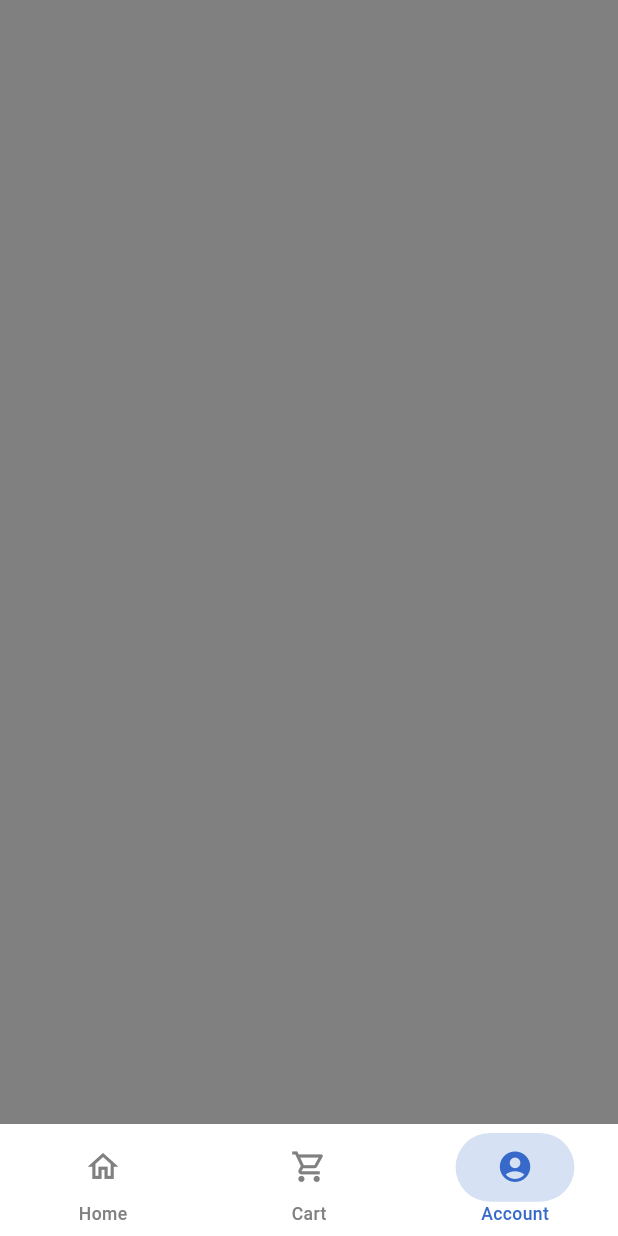
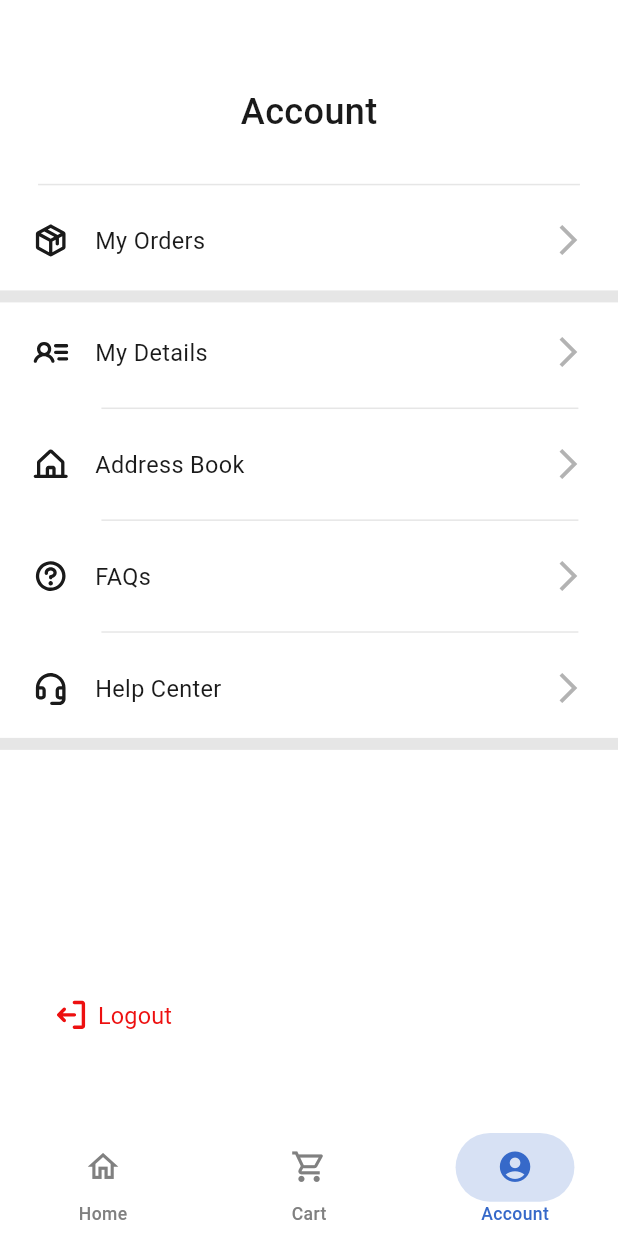
Before and after one commit to Elhaw2003/e-commerce-app, a Flutter app: the MainHomeScreen screen opened by its route, item 3 of the bottom bar chosen, on a phone screen of 412 x 824 dp. Run offline on Flutter 3.47's test engine with Material 3 defaults, Android fonts, the phone set to English and light mode, and no system bars; our stand-ins replace flutter_screenutil, flutter_svg, go_router, google_fonts.

Commit message:
account screen as design finished

```diff
--- a/lib/core/utilities/app_texts.dart
+++ b/lib/core/utilities/app_texts.dart
@@ -30,4 +30,10 @@ class AppTexts{
   static const String  goToCheckout = "Go To Checkout";
   static const String  addToCart = "Add to Cart";
   static const String  myCart = "My Cart";
+  static const String  myOrders = "My Orders";
+  static const String  myDetails = "My Details";
+  static const String  addressBook = "Address Book";
+  static const String  fAQs = "FAQs";
+  static const String  helpCenter = "Help Center";
+  static const String  logout = "Logout";
 }
--- a/lib/core/widgets/custom_divider_widget.dart
+++ b/lib/core/widgets/custom_divider_widget.dart
@@ -1,12 +1,17 @@
 import 'package:e_commerce_app/core/utilities/app_colors.dart';
+import 'package:e_commerce_app/core/utilities/app_text_style.dart';
 import 'package:flutter/material.dart';
 
 class CustomDividerWidget extends StatelessWidget {
-  const CustomDividerWidget({super.key, required this.thickness});
+  const CustomDividerWidget({super.key, required this.thickness, this.endIndent, this.indent});
   final double thickness ;
+  final double? endIndent ;
+  final double? indent ;
   @override
   Widget build(BuildContext context) {
     return Divider(
+      endIndent: endIndent,
+      indent: indent,
       color: AppColors.borderTextFieldColor,
       thickness: thickness,
     );
--- /dev/null
+++ b/lib/features/account/presentation/view/account_screen.dart
@@ -0,0 +1,11 @@
+import 'package:e_commerce_app/features/account/presentation/view/widgets/account_body.dart';
+import 'package:flutter/material.dart';
+
+class AccountScreen extends StatelessWidget {
+  const AccountScreen({super.key});
+
+  @override
+  Widget build(BuildContext context) {
+    return const AccountBody();
+  }
+}
--- /dev/null
+++ b/lib/features/account/presentation/view/widgets/account_body.dart
@@ -0,0 +1,37 @@
+import 'package:e_commerce_app/core/widgets/custom_divider_widget.dart';
+import 'package:e_commerce_app/features/account/presentation/view/widgets/item_account_widget.dart';
+import 'package:e_commerce_app/features/account/presentation/view/widgets/log_out_button.dart';
+import 'package:e_commerce_app/generated/assets.dart';
+import 'package:flutter/material.dart';
+import 'package:flutter_screenutil/flutter_screenutil.dart';
+import '../../../../../core/utilities/app_text_style.dart';
+import '../../../../../core/utilities/app_texts.dart';
+import '../../../../../core/widgets/spacing_widget.dart';
+class AccountBody extends StatelessWidget {
+  const AccountBody({super.key});
+  @override
+  Widget build(BuildContext context) {
+    return Column(
+      crossAxisAlignment: CrossAxisAlignment.start,
+      children: [
+        const HeightSpacing(height: 59),
+        Center(child: Text(AppTexts.account,style: AppTextStyle.blackW500Size16ReadexPro.copyWith(fontSize: 24),)),
+        const HeightSpacing(height: 24),
+        CustomDividerWidget(thickness: 1,indent: 24.w,endIndent: 24.w,),
+        const ItemAccountWidget(svgImage: Assets.svgImagesBox, title: AppTexts.myOrders),
+        const CustomDividerWidget(thickness: 8),
+        const ItemAccountWidget(svgImage: Assets.svgImagesDetails, title: AppTexts.myDetails),
+        CustomDividerWidget(thickness: 1,indent: 64.w,endIndent: 25.w,),
+        const ItemAccountWidget(svgImage: Assets.svgImagesAddress, title: AppTexts.addressBook),
+        CustomDividerWidget(thickness: 1,indent: 64.w,endIndent: 25.w,),
+        const ItemAccountWidget(svgImage: Assets.svgImagesQuestion, title: AppTexts.fAQs),
+        CustomDividerWidget(thickness: 1,indent: 64.w,endIndent: 25.w,),
+        ItemAccountWidget(svgImage: Assets.svgImagesHeadphones, title: AppTexts.helpCenter,onTap:(){} ,),
+        const CustomDividerWidget(thickness: 8),
+        const Spacer(),
+        const LogOutButton(),
+        const HeightSpacing(height: 50),
+      ],
+    );
+  }
+}
--- /dev/null
+++ b/lib/features/account/presentation/view/widgets/item_account_widget.dart
@@ -0,0 +1,35 @@
+import 'package:e_commerce_app/core/utilities/app_colors.dart';
+import 'package:e_commerce_app/core/utilities/app_text_style.dart';
+import 'package:e_commerce_app/core/widgets/spacing_widget.dart';
+import 'package:flutter/material.dart';
+import 'package:flutter_screenutil/flutter_screenutil.dart';
+import 'package:flutter_svg/svg.dart';
+
+class ItemAccountWidget extends StatelessWidget {
+  const ItemAccountWidget({super.key, required this.svgImage, required this.title, this.onTap});
+  final String svgImage;
+  final String title;
+  final void Function()? onTap;
+  @override
+  Widget build(BuildContext context) {
+    return InkWell(
+      onTap: onTap,
+      child: Padding(
+        padding:  EdgeInsets.symmetric(horizontal: 20.w),
+        child: Container(
+          alignment: Alignment.center,
+          height: 60.h,
+          child: Row(
+            children: [
+              SvgPicture.asset(svgImage,height: 24.h,width: 24.w,),
+              const WidthSpacing(width: 16),
+              Text(title,style: AppTextStyle.blackW500Size16ReadexPro.copyWith(fontWeight: FontWeight.w400),),
+              const Spacer(),
+              Icon(Icons.arrow_forward_ios,color: AppColors.greyColor.withOpacity(0.6),)
+            ],
+          ),
+        ),
+      ),
+    );
+  }
+}
--- /dev/null
+++ b/lib/features/account/presentation/view/widgets/log_out_button.dart
@@ -0,0 +1,23 @@
+import 'package:e_commerce_app/core/utilities/app_colors.dart';
+import 'package:e_commerce_app/core/utilities/app_text_style.dart';
+import 'package:e_commerce_app/core/utilities/app_texts.dart';
+import 'package:e_commerce_app/generated/assets.dart';
+import 'package:flutter/material.dart';
+import 'package:flutter_screenutil/flutter_screenutil.dart';
+import 'package:flutter_svg/svg.dart';
+
+class LogOutButton extends StatelessWidget {
+  const LogOutButton({super.key});
+
+  @override
+  Widget build(BuildContext context) {
+    return Padding(
+      padding:  EdgeInsets.symmetric(horizontal: 24.w),
+      child: TextButton.icon(
+        icon: SvgPicture.asset(Assets.svgImagesLogOut),
+          onPressed: (){},
+           label: Text(AppTexts.logout,style: AppTextStyle.blackW500Size16ReadexPro.copyWith(color: AppColors.redColor,fontWeight: FontWeight.w400),),
+      ),
+    );
+  }
+}
--- a/lib/features/main_home/presentation/view/main_home_screen.dart
+++ b/lib/features/main_home/presentation/view/main_home_screen.dart
@@ -1,4 +1,5 @@
 import 'package:e_commerce_app/core/utilities/app_colors.dart';
+import 'package:e_commerce_app/features/account/presentation/view/account_screen.dart';
 import 'package:e_commerce_app/features/cart/presentation/view/cart_screen.dart';
 import 'package:e_commerce_app/features/home_widget/presentation/view/home_screen.dart';
 import 'package:e_commerce_app/features/main_home/presentation/view/widgets/bottom_bar_widget.dart';
@@ -16,9 +17,7 @@ class _MainHomeScreenState extends State<MainHomeScreen> {
   List<Widget> screens = [
     const HomeScreen(),
     const CartScreen(),
-    Container(
-      color: AppColors.greyColor
-    )
+    const AccountScreen(),
   ];
   @override
   Widget build(BuildContext context) {
```
Also changed, not shown: assets/svg_images/Address.svg (added), assets/svg_images/Box.svg (added), assets/svg_images/Details.svg (added), assets/svg_images/Headphones.svg (added), assets/svg_images/Question.svg (added), assets/svg_images/log_out.svg (added), lib/features/cart/presentation/view/widgets/cart_list_view_widget.dart (line endings or trailing spaces), lib/generated/assets.dart.
